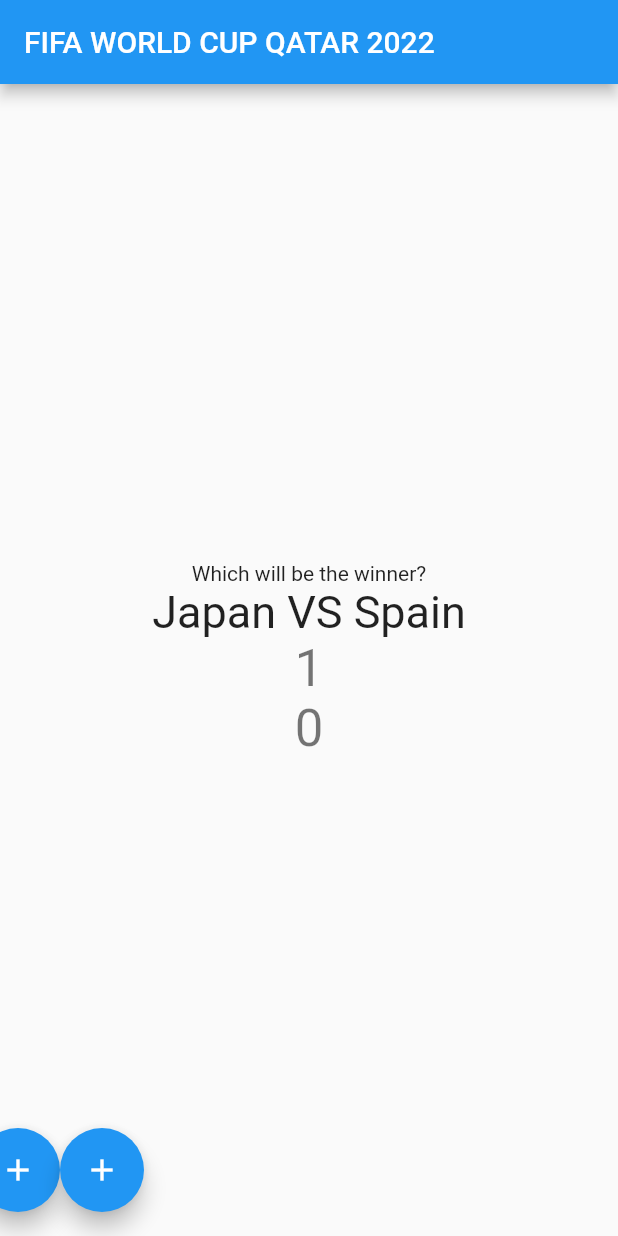
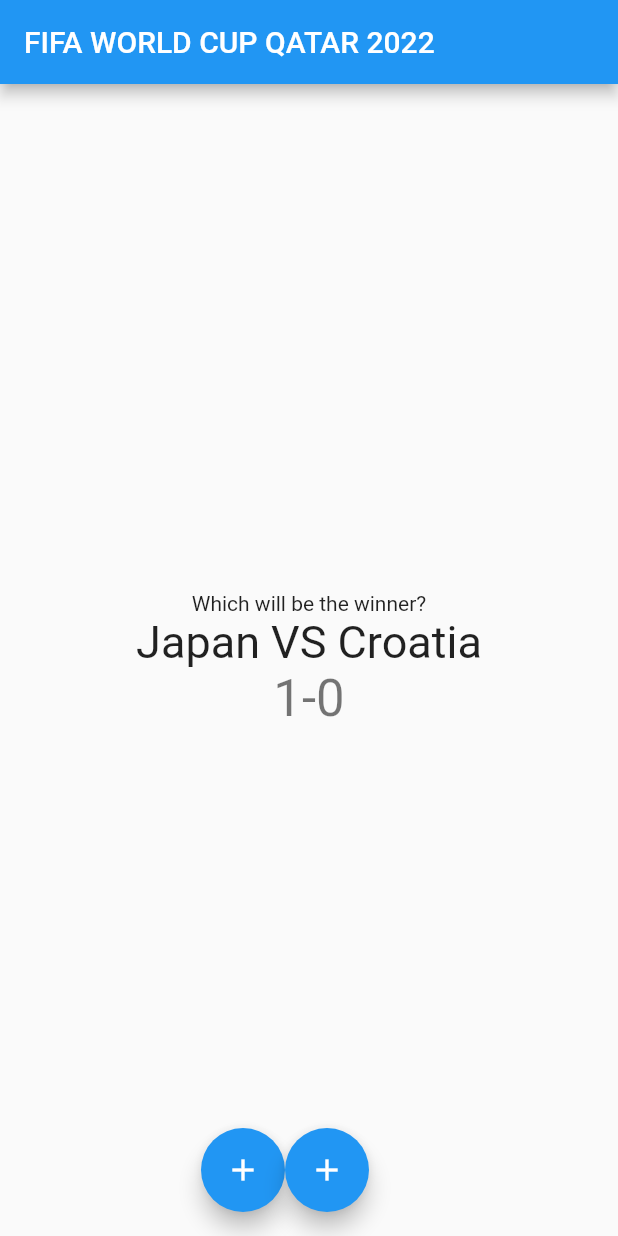
Before and after one commit to YukiMasuda/flutter_application_1, a Flutter app: the screen it shows after launch, after a tap on the "add" icon, on a phone screen of 412 x 824 dp. Run offline on Flutter 3.47's test engine with Material 2 defaults, Android fonts, the phone set to English and light mode, and no system bars.

Commit message:
add game score

```diff
--- a/lib/main.dart
+++ b/lib/main.dart
@@ -29,16 +29,37 @@ class MyHomePage extends StatefulWidget {
 class _MyHomePageState extends State<MyHomePage> {
   int _counterJapan = 0;
   int _counterCroatia = 0;
-  void _incrementCounter_Japan() {
+  void _incrementCounter_Japan() { //日本のゴール
     setState(() {
       _counterJapan++;
     });
   }
-void _incrementCounter_Croatia() {
+void _offSideDelay_Japan() { //日本のオフサイドディレイ
     setState(() {
-      _counterCroatia++;
+      _counterJapan--;
     });
+}
+void _offSideDelay_Croatia() { //クロアチアのオフサイドディレイ
+    setState(() {
+      _counterCroatia--;
+    });
+}
+
+void _incrementCounter_Croatia() { //クロアチアのゴール
+  setState(() {
+    _counterCroatia++;
+  });
+}
+void _nationalFlag(){ //背景色を変える
+  if (_counterJapan > _counterCroatia){
+        print('japan');
+      } else if (_counterJapan > _counterCroatia){
+        print('croatia');
+      } else {
+        print('draw');
+      }
   }
+
   @override
   Widget build(BuildContext context) {
     return Scaffold(
@@ -53,23 +74,33 @@ void _incrementCounter_Croatia() {
               'Which will be the winner?',
             ),
             const Text(
-              'Japan VS Spain',
+              'Japan VS Croatia',
               style: TextStyle(
                 fontSize: 30,
               ),
             ),
+            Row(
+              mainAxisAlignment: MainAxisAlignment.center,
+              children: [
+                Text(
+              '$_counterJapan',
+              style: Theme.of(context).textTheme.headline4,
+            ),
             Text(
-              '$_counterJapan',
+              '-',
               style: Theme.of(context).textTheme.headline4,
             ),
             Text(
               '$_counterCroatia',
               style: Theme.of(context).textTheme.headline4,
             ),
+              ],
+            ),
           ],
         ),
       ),
       floatingActionButton: Row(
+        mainAxisAlignment: MainAxisAlignment.center,
         children: [
           FloatingActionButton(
             heroTag: 'Japan',
```
